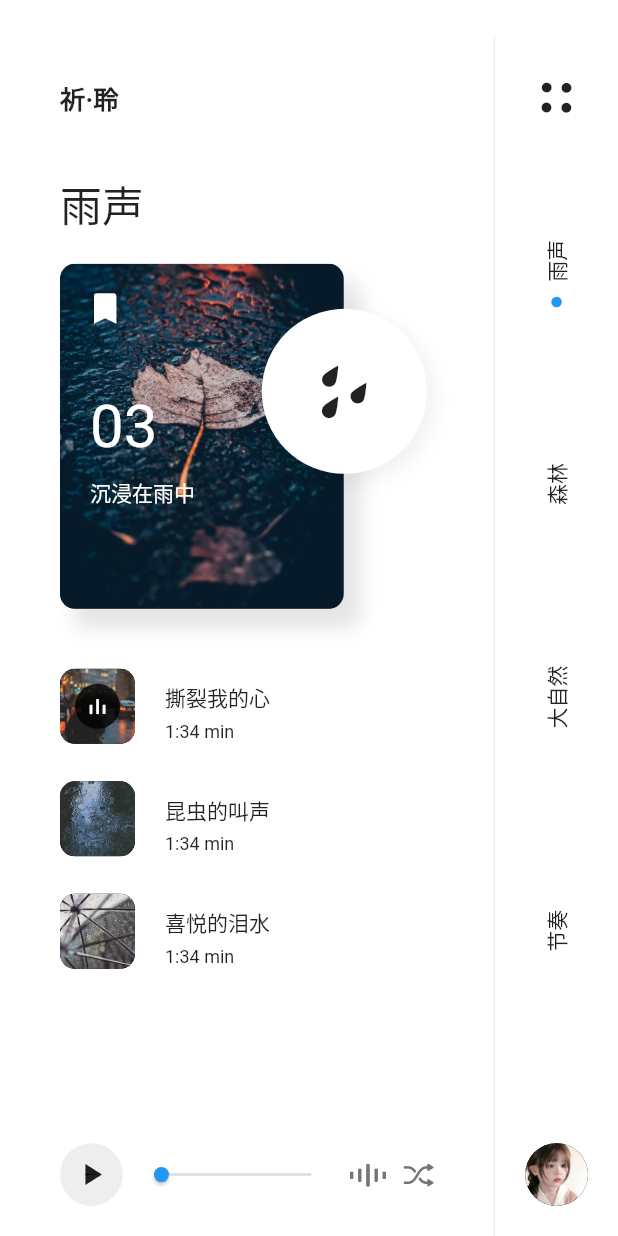
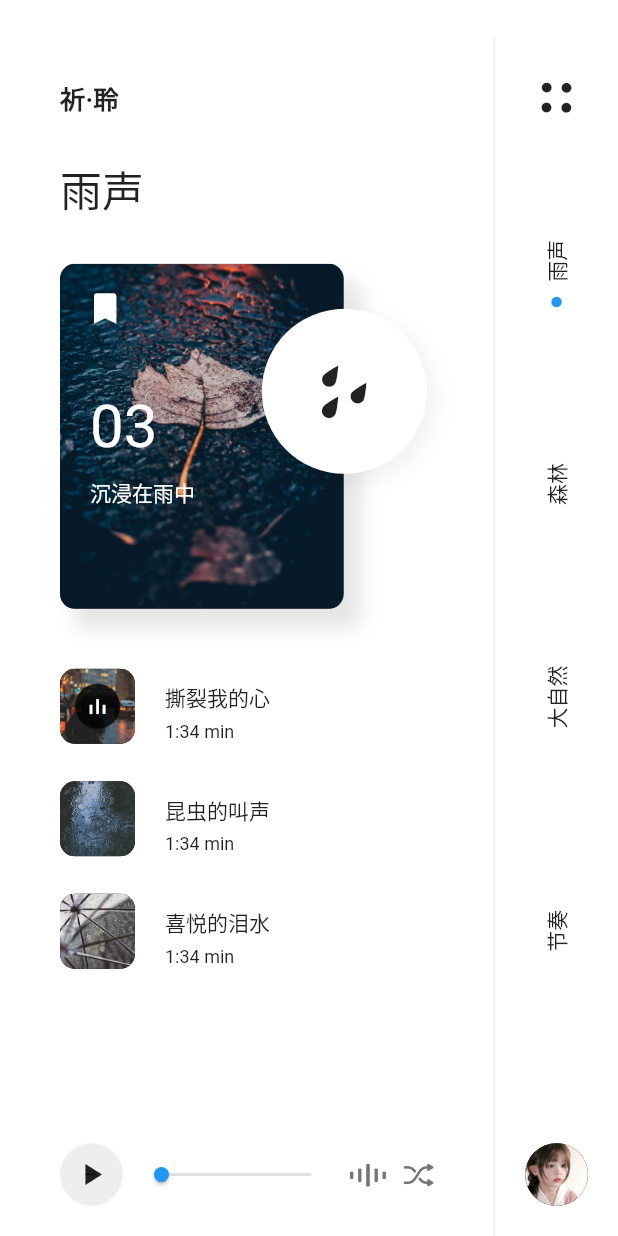
Before and after one commit to xu-chao/qi-ling, a Flutter app: the screen it shows after launch, on a phone screen of 412 x 824 dp. Run offline on Flutter 3.47's test engine with Material 2 defaults, Android fonts, the phone set to English and light mode, and no system bars.

Commit message:
init:优化部分细节

```diff
--- a/lib/components/selected_category_section.dart
+++ b/lib/components/selected_category_section.dart
@@ -38,7 +38,7 @@ Widget selectedCategorySection({
                   duration: normal,
                   width: leftActive ? lExpanded : 0,
                   height: leftActive ? 70 : 0,
-                  padding: EdgeInsets.only(left: 40, top: 10),
+                  padding: EdgeInsets.only(left: 40, top: 0),
                   child: AnimatedOpacity(
                     duration: fast,
                     opacity: leftActive ? 1 : 0,
--- a/lib/main.dart
+++ b/lib/main.dart
@@ -81,8 +81,7 @@ class _HomePageState extends State<HomePage> with TickerProviderStateMixin {
     lMidExpanded = MediaQuery.of(context).size.height - 2 * rCollapsed - 24;
     lMidCollapsed = MediaQuery.of(context).size.height - lExpanded - 24;
     rMidExpanded = MediaQuery.of(context).size.height - 2 * rCollapsed - 24;
-    rMidCollapsed =
-        MediaQuery.of(context).size.height - rCollapsed - lExpanded - 24;
+    rMidCollapsed = MediaQuery.of(context).size.height - rCollapsed - lExpanded - 24;
   }
 
   void expandLeftSection() {
@@ -119,6 +118,7 @@ class _HomePageState extends State<HomePage> with TickerProviderStateMixin {
                 GestureDetector(
                   onTap: () {},
                   child: AnimatedContainer(
+                    padding: EdgeInsets.zero,
                     //Left Section
                     duration: normal,
                     color: Colors.transparent,
```
